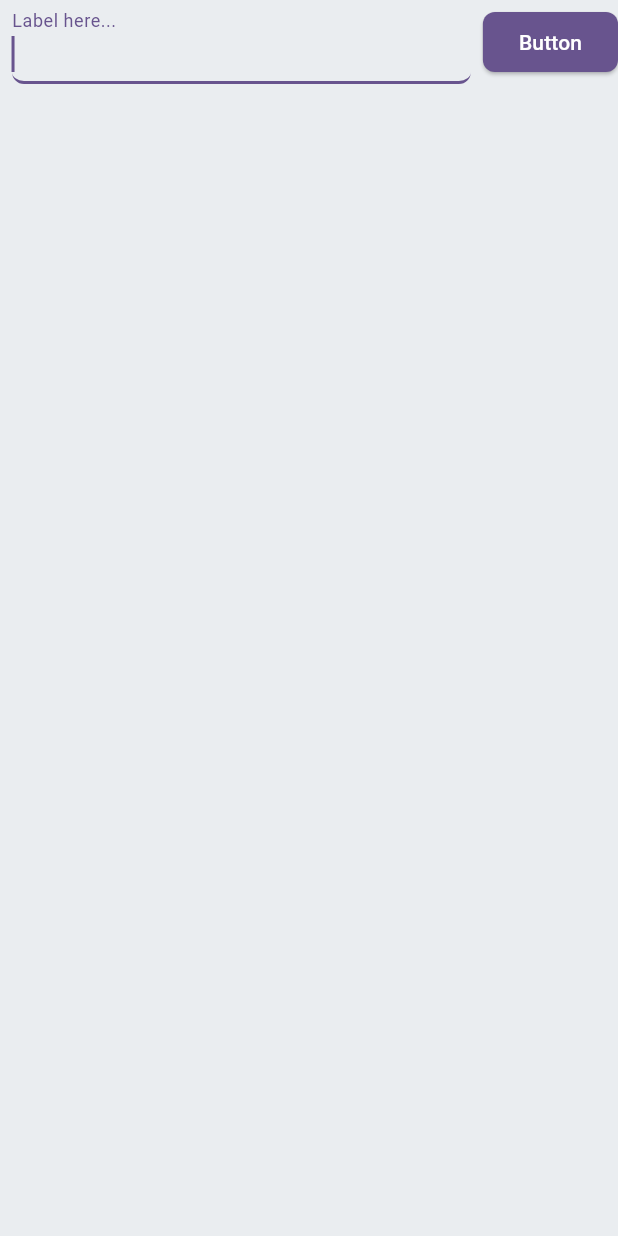
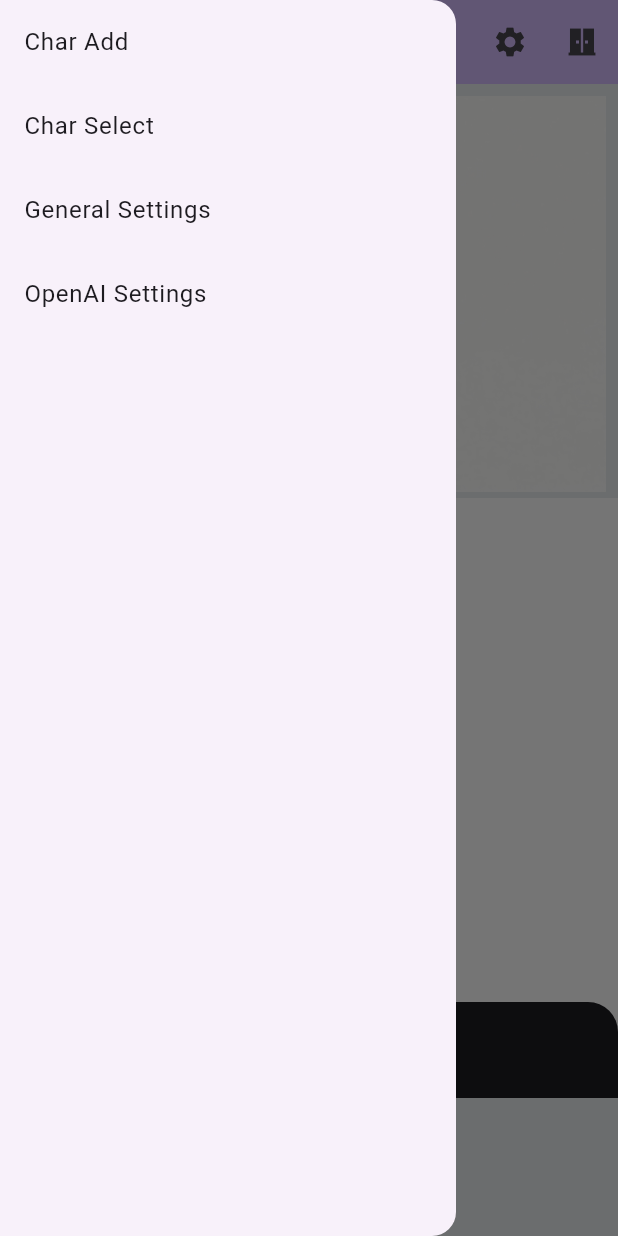
Before and after one commit to honmaharuki/SummonBell, a Flutter app: the TopWidget screen opened directly, with the side drawer open (before the commit the screen has no drawer), on a phone screen of 412 x 824 dp. Run offline on Flutter 3.47's test engine with Material 3 defaults, Android fonts, the phone set to English and light mode, and no system bars; our stand-ins replace flutter_chat_types, flutter_chat_ui, flutter_hooks, hooks_riverpod.

Commit message:
Feature/base (#4)
* ベース１

* チャット機能基礎追加

* top部品切り出し

```diff
--- /dev/null
+++ b/lib/components/base_app_bar.dart
@@ -0,0 +1,43 @@
+import 'package:flutter/material.dart';
+
+class BaseAppBar extends StatelessWidget implements PreferredSizeWidget {
+  @override
+  Widget build(BuildContext context) {
+    return AppBar(
+      backgroundColor: Theme.of(context).colorScheme.inversePrimary,
+      title: const Text("Title"),
+      leading: _buildDrawerButton(context),
+      actions: _buildAppBarActions(),
+    );
+  }
+
+  IconButton _buildDrawerButton(BuildContext context) {
+    return IconButton(
+      icon: const Icon(Icons.menu),
+      onPressed: () => Scaffold.of(context).openDrawer(),
+      tooltip: MaterialLocalizations.of(context).openAppDrawerTooltip,
+    );
+  }
+
+  List<Widget> _buildAppBarActions() {
+    return [
+      IconButton(
+        icon: const Icon(Icons.settings),
+        tooltip: 'Settings',
+        onPressed: () {
+          // Settings button logic here
+        },
+      ),
+      IconButton(
+        icon: const Icon(Icons.door_sliding_sharp),
+        tooltip: 'Search',
+        onPressed: () {
+          // Search button logic here
+        },
+      ),
+    ];
+  }
+
+  @override
+  Size get preferredSize => Size.fromHeight(kToolbarHeight);
+}
--- /dev/null
+++ b/lib/components/base_chat.dart
@@ -0,0 +1,35 @@
+import 'package:flutter/material.dart';
+import 'package:flutter_chat_types/flutter_chat_types.dart' as types;
+import 'package:flutter_chat_ui/flutter_chat_ui.dart';
+import 'package:uuid/uuid.dart';
+
+class ChatSection extends StatelessWidget {
+  final ValueNotifier<List<types.Message>> messages;
+
+  const ChatSection({Key? key, required this.messages}) : super(key: key);
+
+  @override
+  Widget build(BuildContext context) {
+    return Container(
+      height: 400,
+      child: Chat(
+        messages: messages.value,
+        onSendPressed: (message) => _handleSendPressed(message, messages),
+        user: const types.User(id: 'user_id'),
+      ),
+    );
+  }
+
+  void _handleSendPressed(
+      types.PartialText message, ValueNotifier<List<types.Message>> messages) {
+    final textMessage = types.TextMessage(
+      author: const types.User(id: 'user_id'),
+      createdAt: DateTime.now().millisecondsSinceEpoch,
+      id: const Uuid().v4(),
+      text: message.text,
+    );
+
+    messages.value = [...messages.value, textMessage];
+    // Implement logic to send message to server
+  }
+}
--- /dev/null
+++ b/lib/components/base_drawer.dart
@@ -0,0 +1,33 @@
+import 'package:flutter/material.dart';
+import 'package:summon_bell/screens/char_add.dart';
+import 'package:summon_bell/screens/char_select.dart';
+import 'package:summon_bell/screens/general_settings.dart';
+import 'package:summon_bell/screens/open_ai_settings.dart';
+
+class BaseDrawer extends StatelessWidget {
+  @override
+  Widget build(BuildContext context) {
+    return Drawer(
+      child: ListView(
+        children: [
+          _buildDrawerItem(context, 'Char Add', CharAddWidget()),
+          _buildDrawerItem(context, 'Char Select', CharSelectWidget()),
+          _buildDrawerItem(
+              context, 'General Settings', GeneralSettingsWidget()),
+          _buildDrawerItem(context, 'OpenAI Settings', OpenAISettingsWidget()),
+        ],
+      ),
+    );
+  }
+
+  ListTile _buildDrawerItem(BuildContext context, String title, Widget widget) {
+    return ListTile(
+      title: Text(title),
+      onTap: () {
+        Navigator.pop(context);
+        Navigator.push(
+            context, MaterialPageRoute(builder: (context) => widget));
+      },
+    );
+  }
+}
--- /dev/null
+++ b/lib/components/base_image.dart
@@ -0,0 +1,23 @@
+import 'package:flutter/material.dart';
+
+class BaseImage extends StatelessWidget {
+  const BaseImage({Key? key}) : super(key: key);
+
+  @override
+  Widget build(BuildContext context) {
+    return Padding(
+      padding: const EdgeInsets.fromLTRB(8.0, 8.0, 8.0, 4.0),
+      child: LayoutBuilder(
+        builder: (BuildContext context, BoxConstraints constraints) {
+          double width = MediaQuery.of(context).size.width;
+          double imageWidth = width - 16;
+          return Image.asset(
+            'assets/images/sura.png',
+            width: imageWidth,
+            fit: BoxFit.fitWidth,
+          );
+        },
+      ),
+    );
+  }
+}
--- a/lib/screens/top.dart
+++ b/lib/screens/top.dart
@@ -1,11 +1,17 @@
 import 'package:flutter/material.dart';
+import 'package:flutter_chat_types/flutter_chat_types.dart' as types;
 import 'package:flutter_hooks/flutter_hooks.dart';
 import 'package:hooks_riverpod/hooks_riverpod.dart';
+import 'package:summon_bell/components/base_app_bar.dart';
+import 'package:summon_bell/components/base_chat.dart';
+import 'package:summon_bell/components/base_drawer.dart';
+import 'package:summon_bell/components/base_image.dart';
 
 import 'package:summon_bell/models/top_model.dart';
 
-// TopModel の Provider
-final topModelProvider = Provider((ref) => TopModel(aId: 1));
+// TopModel's Provider
+final topModelProvider = Provider(
+    (ref) => TopModel(aId: 1)); // Replace TopModel with your actual model
 
 class TopWidget extends HookConsumerWidget {
   const TopWidget({Key? key}) : super(key: key);
@@ -13,64 +19,32 @@ class TopWidget extends HookConsumerWidget {
   @override
   Widget build(BuildContext context, WidgetRef ref) {
     final _model = ref.watch(topModelProvider);
+    final messages = useState<List<types.Message>>([]);
 
     return Scaffold(
-      backgroundColor: Color(0xFFEAEDF0),
-      body: SafeArea(
-        top: true,
-        child: Column(
-          mainAxisSize: MainAxisSize.max,
-          children: [
-            // 他のウィジェット部分は省略
-            Row(
+      backgroundColor: const Color(0xFFEAEDF0),
+      appBar: BaseAppBar(),
+      body: _buildBody(context, messages),
+      drawer: BaseDrawer(),
+    );
+  }
+
+  SafeArea _buildBody(
+      BuildContext context, ValueNotifier<List<types.Message>> messages) {
+    return SafeArea(
+      top: true,
+      child: SingleChildScrollView(
+        child: Center(
+          child: ConstrainedBox(
+            constraints: const BoxConstraints(maxWidth: 600),
+            child: Column(
               mainAxisSize: MainAxisSize.max,
               children: [
-                Expanded(
-                  child: Padding(
-                    padding: EdgeInsetsDirectional.fromSTEB(8, 0, 8, 0),
-                    child: TextFormField(
-                      controller: _model.textController,
-                      focusNode: _model.textFieldFocusNode,
-                      autofocus: true,
-                      obscureText: false,
-                      decoration: InputDecoration(
-                        labelText: 'Label here...',
-                        enabledBorder: UnderlineInputBorder(
-                          borderSide: BorderSide(
-                            color: Colors.grey,
-                            width: 1,
-                          ),
-                          borderRadius: BorderRadius.circular(8),
-                        ),
-                        focusedBorder: UnderlineInputBorder(
-                          borderSide: BorderSide(
-                            color: Theme.of(context).primaryColor,
-                            width: 2,
-                          ),
-                          borderRadius: BorderRadius.circular(8),
-                        ),
-                      ),
-                      style: Theme.of(context).textTheme.bodyText1,
-                    ),
-                  ),
-                ),
-                ElevatedButton(
-                  onPressed: () {
-                    print('Button pressed ...');
-                  },
-                  child: Text('Button'),
-                  style: ElevatedButton.styleFrom(
-                    primary: Theme.of(context).primaryColor,
-                    onPrimary: Colors.white,
-                    shape: RoundedRectangleBorder(
-                      borderRadius: BorderRadius.circular(8),
-                    ),
-                  ),
-                ),
+                BaseImage(),
+                ChatSection(messages: messages),
               ],
             ),
-            // 他のウィジェット部分は省略
-          ],
+          ),
         ),
       ),
     );
--- a/pubspec.yaml
+++ b/pubspec.yaml
@@ -34,6 +34,10 @@ dependencies: # あなたのアプリケーションに必要なパッケージ
 
   # @riverpod アノテーションを使用するために必要
   riverpod_annotation: ^2.3.3
+  # flutter_chat_ui チャットUIを使用します。
+  flutter_chat_ui: ^1.6.10
+  flutter_chat_types: ^3.6.2
+  uuid: ^4.2.1
 
 
 dev_dependencies:
```
Also changed, not shown: lib/main.dart (+2 -54 lines), lib/screens/main_Screen.dart (added, +38 -0 lines), assets/images/sura.png (renamed from assets/images/スライム.png), lib/routes.dart (deleted), pubspec.lock, 6 other files.
